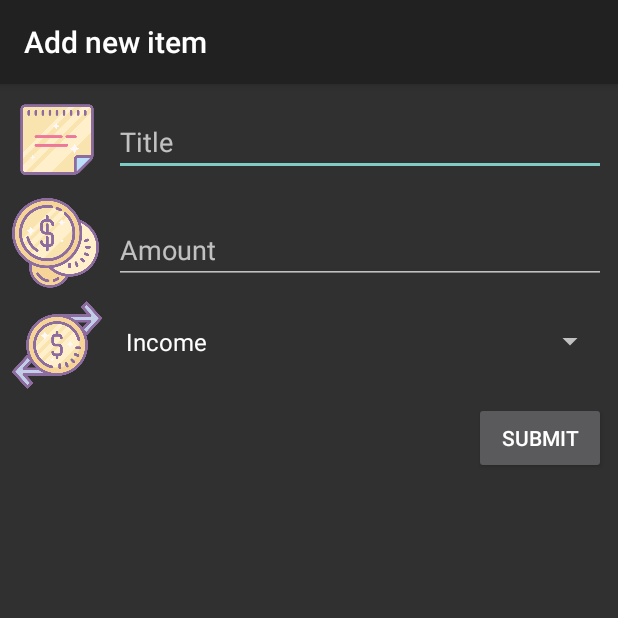
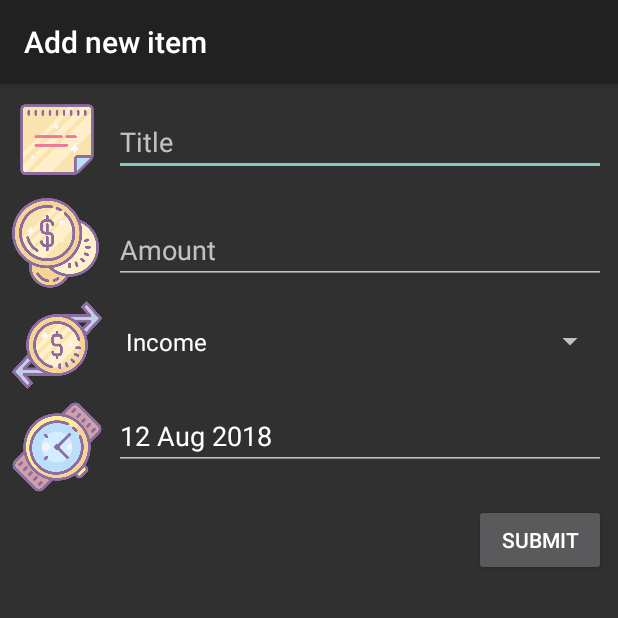
Before and after one commit to napattk/Budgeteer, an Android app: the screen it shows after launch (AddNewItemActivity), after a tap on an icon or button, on a phone screen of 412 x 824 dp, the top half of it. Run offline under Robolectric (Android 15) with nearby library versions, the phone set to English and light mode, and no system bars.

Commit message:
Added date field, updated DB insert/read/create

```diff
--- a/app/src/main/java/com/example/mickey/budgeteer/AddNewItemActivity.kt
+++ b/app/src/main/java/com/example/mickey/budgeteer/AddNewItemActivity.kt
@@ -7,30 +7,60 @@ import android.view.View
 import android.widget.ArrayAdapter
 import android.widget.Toast
 import kotlinx.android.synthetic.main.activity_add_new_item.*
+import java.util.*
+import android.app.DatePickerDialog
+import java.sql.Timestamp
+import java.text.SimpleDateFormat
+
 
 class AddNewItemActivity : AppCompatActivity() {
 
     override fun onCreate(savedInstanceState: Bundle?) {
         super.onCreate(savedInstanceState)
         setContentView(R.layout.activity_add_new_item)
+        var dateFormat = SimpleDateFormat("dd MMM yyyy")
+        val categories = arrayOf("Income", "Expense")
 
-        val categories = arrayOf("Income", "Expense")
+        var calendar = Calendar.getInstance()
 
         categorySpinner.adapter = ArrayAdapter(this, R.layout.support_simple_spinner_dropdown_item,categories)
 
 
-        var position = intent.getIntExtra("Position",-1)
-        var id = position +1;
-        println(position);
-        if(position > -1){
+        var id = intent.getIntExtra("ID",-1)
+
+        //Check if editing or adding new
+        if(id > -1){
             setTitle("Editing item")
             deleteButton.visibility = View.VISIBLE;
 
             var dbHandler = DBHandler(this)
-            var budget = dbHandler.readData(id)
+            var budget = dbHandler.readDataFromID(id)
             titleEdit.setText(budget.title)
             categorySpinner.setSelection(categories.indexOf(budget.type))
             amountEdit.setText(budget.amount.toString())
+
+            var stamp = Timestamp(budget.time!!)
+            calendar.time = Date(stamp.time)
+
+        }
+
+        var year = calendar.get(Calendar.YEAR)
+        var month = calendar.get(Calendar.MONTH)
+        var day = calendar.get(Calendar.DAY_OF_MONTH)
+
+        val months = arrayOf("Jan", "Feb", "Mar", "Apr", "May", "Jun","Jul","Aug","Sep","Oct","Nov","Dec")
+
+        dateEdit.setText(dateFormat.format(calendar.time))
+
+        dateEdit.setOnClickListener{
+            val dpd = DatePickerDialog(this, DatePickerDialog.OnDateSetListener { view, dpYear, dpMonth, dpDay ->
+                var stringMonth = months.get(dpMonth)
+                dateEdit.setText("" + dpDay + "/" +  stringMonth + "/" + dpYear)
+                year = dpYear
+                month = dpMonth
+                day = dpDay
+            }, year, month, day)
+            dpd.show()
         }
 
         submitButton.setOnClickListener{user->
@@ -45,14 +75,23 @@ class AddNewItemActivity : AppCompatActivity() {
             }
             else{
                var dbHandler = DBHandler(this)
+
+                val formatter = SimpleDateFormat("yyyy/MM/dd")
+                val dateString = "" + year + "/"+ (month+1)+ "/" + day
+
+                println(dateString)
+                val date = formatter.parse(dateString)
+                val msDate = date.time;
+
+
                 if (title.equals("Editing item")){
-                    dbHandler.updateData(titleEdit.text.toString(), categorySpinner.selectedItem.toString(), amountEdit.text.toString().toInt(), id)
+                    dbHandler.updateData(titleEdit.text.toString(), categorySpinner.selectedItem.toString(), amountEdit.text.toString().toInt(), id, msDate)
                 }else {
-                    dbHandler.insertData(titleEdit.text.toString(), categorySpinner.selectedItem.toString(), amountEdit.text.toString().toInt())
+                    dbHandler.insertData(titleEdit.text.toString(), categorySpinner.selectedItem.toString(), amountEdit.text.toString().toInt(), msDate)
                 }
+                val intent = Intent(this, MainActivity::class.java)
+                startActivity(intent)
             }
-            val intent = Intent(this, MainActivity::class.java)
-            startActivity(intent)
         }
 
         deleteButton.setOnClickListener{user->
--- a/app/src/main/java/com/example/mickey/budgeteer/Budget.kt
+++ b/app/src/main/java/com/example/mickey/budgeteer/Budget.kt
@@ -5,11 +5,13 @@ class Budget{
     var title: String? = null;
     var amount: Int? = null;
     var type: String? = null;
+    var time: Long? = null;
 
-    constructor(title: String?, amount:Int?, type:String?){
+    constructor(title: String?, amount:Int?, type:String?, time:Long?){
         this.title = title;
         this.amount = amount;
         this.type = type;
+        this.time = time;
     }
 
     constructor(){
--- a/app/src/main/java/com/example/mickey/budgeteer/DBHandler.kt
+++ b/app/src/main/java/com/example/mickey/budgeteer/DBHandler.kt
@@ -5,12 +5,14 @@ import android.content.Context
 import android.database.sqlite.SQLiteDatabase
 import android.database.sqlite.SQLiteOpenHelper
 import android.widget.Toast
+import java.util.*
 
 val DB_NAME = "Budget";
 val TABLE_NAME = "Expenses";
 val COL_TITLE = "title";
 val COL_TYPE = "type";
 val COL_AMOUNT = "amount";
+val COL_TIME = "time";
 val COL_ID = "id";
 
 
@@ -21,7 +23,9 @@ class DBHandler(var context: Context) : SQLiteOpenHelper(context,DB_NAME,null,1)
                 COL_ID + " INTEGER PRIMARY KEY AUTOINCREMENT,"+
                 COL_TITLE + " VARCHAR(256), " +
                 COL_TYPE + " VARCHAR(256), " +
+                COL_TIME + " LONG, " +
                 COL_AMOUNT + " INTEGER)"
+
 
         db?.execSQL(createTable)
     }
@@ -30,12 +34,13 @@ class DBHandler(var context: Context) : SQLiteOpenHelper(context,DB_NAME,null,1)
 
     }
 
-    fun insertData(title: String?, type:String?, amount:Int?){
+    fun insertData(title: String?, type:String?, amount:Int?, time:Long?){
         val db = this.writableDatabase
         var cv = ContentValues()
         cv.put(COL_TITLE, title)
         cv.put(COL_TYPE, type)
         cv.put(COL_AMOUNT, amount)
+        cv.put(COL_TIME, time)
 
         var result = db.insert(TABLE_NAME,null,cv);
         if(result == -1.toLong()){
@@ -53,7 +58,7 @@ class DBHandler(var context: Context) : SQLiteOpenHelper(context,DB_NAME,null,1)
         var list : MutableList<Budget> = ArrayList()
 
         val db = this.readableDatabase
-        val query = "Select * from " + TABLE_NAME
+        val query = "Select * from " + TABLE_NAME + " ORDER BY " + COL_TIME + " DESC "
         val result = db.rawQuery(query, null)
 
         if(result.moveToFirst()){
@@ -63,6 +68,7 @@ class DBHandler(var context: Context) : SQLiteOpenHelper(context,DB_NAME,null,1)
                 budget.title = result.getString(result.getColumnIndex(COL_TITLE))
                 budget.amount = result.getString(result.getColumnIndex(COL_AMOUNT)).toInt()
                 budget.type = result.getString(result.getColumnIndex(COL_TYPE))
+                budget.time = result.getString(result.getColumnIndex(COL_TIME)).toLong()
                 list.add(budget)
             }while(result.moveToNext())
         }
@@ -72,7 +78,7 @@ class DBHandler(var context: Context) : SQLiteOpenHelper(context,DB_NAME,null,1)
         return list
     }
 
-    fun readData(id :Int) : Budget{
+    fun readDataFromID(id :Int) : Budget{
 
         val db = this.readableDatabase
         val query = "Select *  FROM "+ TABLE_NAME + " WHERE id = " + id
@@ -84,16 +90,18 @@ class DBHandler(var context: Context) : SQLiteOpenHelper(context,DB_NAME,null,1)
         budget.title = result.getString(result.getColumnIndex(COL_TITLE))
         budget.amount = result.getString(result.getColumnIndex(COL_AMOUNT)).toInt()
         budget.type = result.getString(result.getColumnIndex(COL_TYPE))
+        budget.time = result.getString(result.getColumnIndex(COL_TIME)).toLong()
 
         return budget;
     }
 
-    fun updateData(title: String?, type:String?, amount:Int?, id: Int?){
+    fun updateData(title: String?, type:String?, amount:Int?, id: Int?, time:Long?){
         val db = this.writableDatabase
         var cv = ContentValues()
         cv.put(COL_TITLE, title)
         cv.put(COL_TYPE, type)
         cv.put(COL_AMOUNT, amount)
+        cv.put(COL_TIME, time)
 
         db.update(TABLE_NAME,cv, COL_ID+"="+ id, null);
 
--- a/app/src/main/java/com/example/mickey/budgeteer/MainActivity.kt
+++ b/app/src/main/java/com/example/mickey/budgeteer/MainActivity.kt
@@ -13,6 +13,7 @@ class MainActivity : AppCompatActivity() {
     override fun onCreate(savedInstanceState: Bundle?) {
         super.onCreate(savedInstanceState)
         setContentView(R.layout.activity_main)
+        this.setTitle("Transactions")
 
         //Calculate total change
         var dbHandler = DBHandler(this)
--- a/app/src/main/res/layout/activity_add_new_item.xml
+++ b/app/src/main/res/layout/activity_add_new_item.xml
@@ -57,7 +57,7 @@
         android:layout_marginTop="8dp"
         android:text="Submit"
         app:layout_constraintEnd_toEndOf="parent"
-        app:layout_constraintTop_toBottomOf="@+id/imageView3" />
+        app:layout_constraintTop_toBottomOf="@+id/imageView4" />
 
     <Button
         android:id="@+id/deleteButton"
@@ -100,4 +100,29 @@
         app:layout_constraintTop_toBottomOf="@+id/imageView2"
         app:srcCompat="@drawable/type" />
 
+    <ImageView
+        android:id="@+id/imageView4"
+        android:layout_width="60dp"
+        android:layout_height="60dp"
+        android:layout_marginStart="8dp"
+        android:layout_marginTop="8dp"
+        app:layout_constraintStart_toStartOf="parent"
+        app:layout_constraintTop_toBottomOf="@+id/imageView3"
+        app:srcCompat="@drawable/clock" />
+
+    <EditText
+        android:id="@+id/dateEdit"
+        android:layout_width="0dp"
+        android:layout_height="wrap_content"
+        android:layout_marginEnd="8dp"
+        android:layout_marginStart="8dp"
+        android:layout_marginTop="8dp"
+        android:ems="10"
+        android:focusable="false"
+        android:hint="Enter date"
+        android:inputType="date"
+        app:layout_constraintEnd_toEndOf="parent"
+        app:layout_constraintStart_toEndOf="@+id/imageView4"
+        app:layout_constraintTop_toBottomOf="@+id/imageView3" />
+
 </android.support.constraint.ConstraintLayout>
--- a/app/src/main/res/layout/activity_main.xml
+++ b/app/src/main/res/layout/activity_main.xml
@@ -23,8 +23,8 @@
 
     <ImageView
         android:id="@+id/changeImage"
-        android:layout_width="90dp"
-        android:layout_height="90dp"
+        android:layout_width="85dp"
+        android:layout_height="85dp"
         android:layout_marginStart="8dp"
         android:layout_marginTop="8dp"
         app:layout_constraintStart_toStartOf="parent"
@@ -39,7 +39,7 @@
         android:layout_marginStart="8dp"
         android:layout_marginTop="8dp"
         android:text="Total Change:"
-        android:textSize="36sp"
+        android:textSize="30sp"
         app:layout_constraintEnd_toEndOf="parent"
         app:layout_constraintStart_toEndOf="@+id/changeImage"
         app:layout_constraintTop_toTopOf="parent" />
```
Also changed, not shown: app/src/main/AndroidManifest.xml (+14 -8 lines), app/src/main/java/com/example/mickey/budgeteer/BudgetViewAdapter.kt (+9 -4 lines), app/src/main/res/layout/budget_item_layout.xml (+17 -6 lines), app/src/main/res/drawable-v24/clock.png (added).
